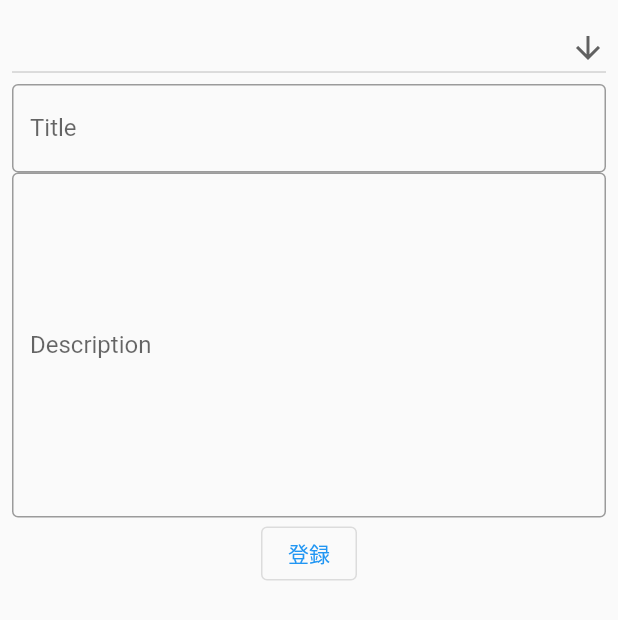
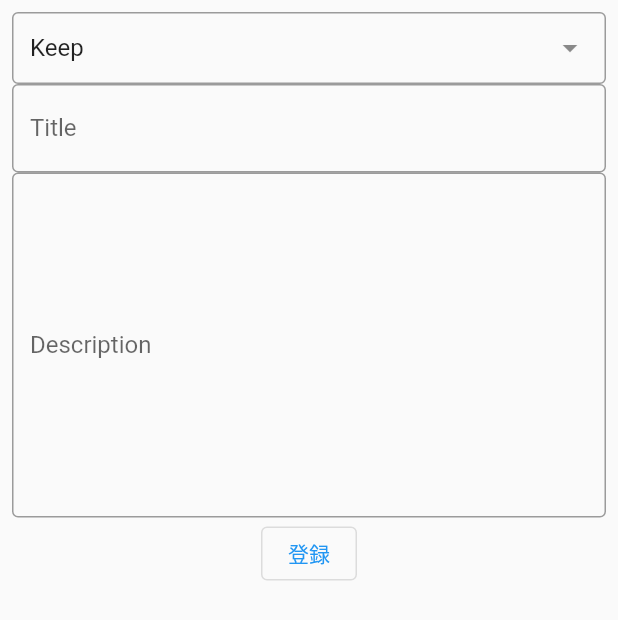
Before and after one commit to toshiya-sato/retrospective_tool, a Flutter app: the InputForm screen opened directly, on a phone screen of 412 x 824 dp. Shown: the top 620 px of the screen. Run offline on Flutter 3.47's test engine with Material 2 defaults, Android fonts, the light colour scheme and no system bars; drawn by our look-alikes of dropdown_search; our stand-ins replace freezed_annotation, hooks_riverpod, modal_bottom_sheet.

Commit message:
[modify] 登録画面の入力内容をStateに登録できるように変更

```diff
--- a/lib/input_form.dart
+++ b/lib/input_form.dart
@@ -1,11 +1,21 @@
+import 'package:dropdown_search/dropdown_search.dart';
 import 'package:flutter/material.dart';
+import 'package:hooks_riverpod/hooks_riverpod.dart';
+import 'package:retrospective_tool/model/kpt_note.dart';
+import 'package:retrospective_tool/state/kpt_note_list.state.dart';
+import 'package:uuid/uuid.dart';
 
-class InputForm extends StatelessWidget {
+class InputForm extends HookConsumerWidget {
   const InputForm({Key? key}) : super(key: key);
 
   // This widget is the root of your application.
   @override
-  Widget build(BuildContext context) {
+  Widget build(BuildContext context, WidgetRef ref) {
+    // List<KptNote> kptNoteList = ref.watch(kptNoteListProvider);
+    final titleFormControll = TextEditingController();
+    final descriptionFormControll = TextEditingController();
+    String selectCategory = 'Keep';
+
     return Scaffold(
         body: Padding(
       padding: const EdgeInsets.all(8.0),
@@ -13,39 +23,52 @@ class InputForm extends StatelessWidget {
         child: Column(
           // mainAxisAlignment: MainAxisAlignment.spaceBetween,
           children: [
-            DropdownButton<String>(
-              isExpanded: true,
-              icon: const Icon(Icons.arrow_downward),
-              onChanged: (String? newValue) {},
-              items: <String>[
+            DropdownSearch<String>(
+              selectedItem: 'Keep',
+              onChanged: (String? newValue) {
+                selectCategory = newValue!;
+                debugPrint(selectCategory);
+              },
+              items: const <String>[
                 'Keep',
                 'Problem',
                 'Try',
-              ].map<DropdownMenuItem<String>>((String value) {
-                return DropdownMenuItem<String>(
-                  value: value,
-                  child: Text(value),
-                );
-              }).toList(),
+              ],
             ),
             TextFormField(
-              decoration: InputDecoration(
+              controller: titleFormControll,
+              decoration: const InputDecoration(
                 labelText: 'Title',
                 border: OutlineInputBorder(),
               ),
             ),
             TextFormField(
+              controller: descriptionFormControll,
               minLines: 10,
               maxLines: 10,
-              decoration: InputDecoration(
+              decoration: const InputDecoration(
                 labelText: 'Description',
                 border: OutlineInputBorder(),
               ),
             ),
-            OutlinedButton(onPressed: () => {}, child: Text('登録'))
+            OutlinedButton(
+                onPressed: () {
+                  _registerKptNote(ref, selectCategory, titleFormControll.text,
+                      descriptionFormControll.text);
+                  Navigator.pop(context);
+                },
+                child: const Text('登録'))
           ],
         ),
       ),
     ));
   }
+
+  void _registerKptNote(
+      WidgetRef ref, String category, String titile, String description) {
+    const uuid = Uuid();
+    String id = uuid.v4();
+    return ref.read(kptNoteListProvider.notifier).addNote(KptNote(
+        id: id, category: category, title: titile, description: description));
+  }
 }
--- /dev/null
+++ b/lib/model/kpt_note.dart
@@ -0,0 +1,18 @@
+import 'package:freezed_annotation/freezed_annotation.dart';
+import 'package:flutter/foundation.dart';
+
+part 'kpt_note.freezed.dart';
+part 'kpt_note.g.dart';
+
+@freezed
+class KptNote with _$KptNote {
+  factory KptNote({
+    required String id,
+    required String category,
+    required String title,
+    required String description,
+  }) = _KptNote;
+
+  factory KptNote.fromJson(Map<String, Object?> json) =>
+      _$KptNoteFromJson(json);
+}
--- a/pubspec.yaml
+++ b/pubspec.yaml
@@ -39,6 +39,7 @@ dependencies:
   freezed_annotation: ^2.0.3
   json_annotation: ^4.6.0
   uuid: ^3.0.6
+  dropdown_search: ^5.0.2
 
 dev_dependencies:
   flutter_test:
```
Also changed, not shown: lib/model/sticky_note.dart (deleted, +0 -18 lines), lib/state/kpt_note_list.state.dart (added, +24 -0 lines), lib/model/kpt_note.freezed.dart, lib/model/kpt_note.g.dart.
